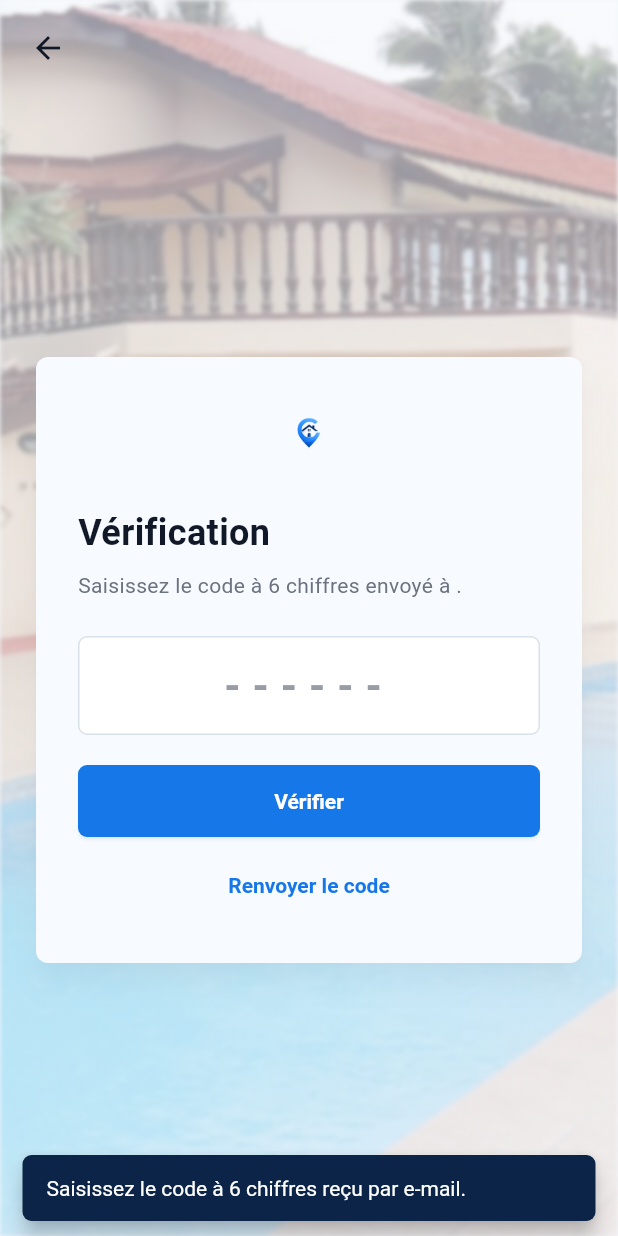
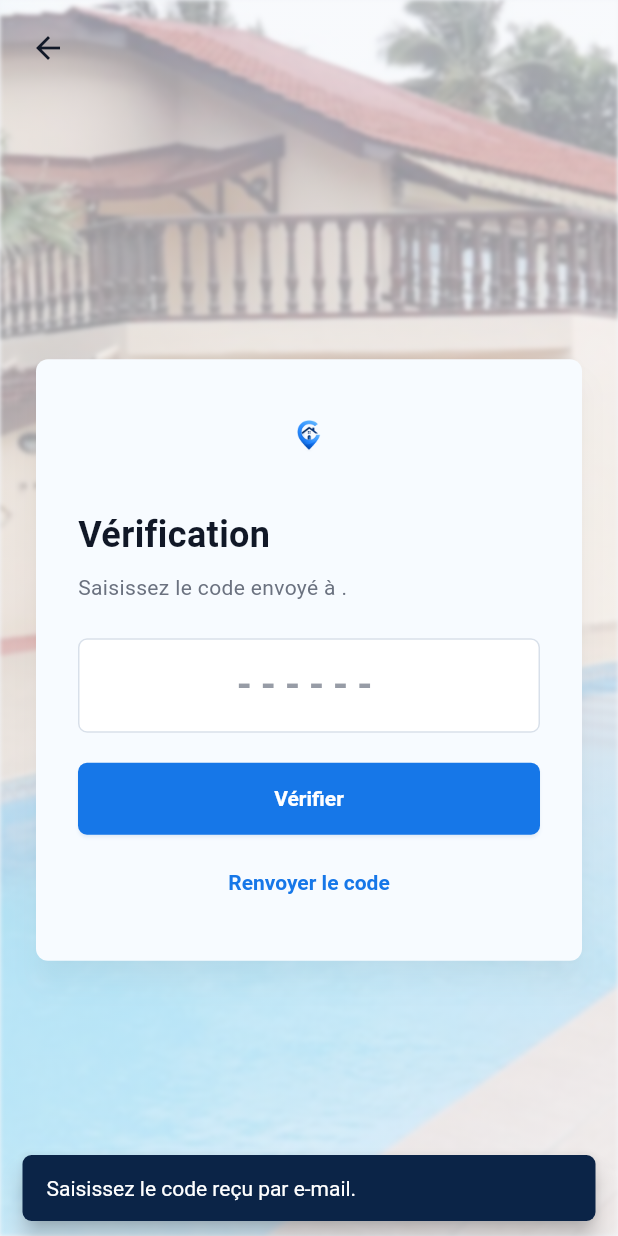
Before and after one commit to Adonyx01/G-Finder, a Flutter app: the VerifyCodeScreen screen opened by its route, after a tap on "Vérifier", on a phone screen of 412 x 824 dp. Run offline on Flutter 3.47's test engine with Material 3 defaults, Android fonts, the phone set to English and light mode, and no system bars; our stand-ins replace flutter_map, go_router, image_picker, latlong2, shared_preferences, supabase_flutter; accounts and stored records are empty.

Commit message:
fix(auth): accepter le code OTP complet (jusqu'à 8 chiffres)

```diff
--- a/lib/features/auth/verify_code_screen.dart
+++ b/lib/features/auth/verify_code_screen.dart
@@ -35,7 +35,7 @@ class _VerifyCodeScreenState extends State<VerifyCodeScreen> {
   Future<void> _verify() async {
     final code = _codeController.text.trim();
     if (code.length < 6) {
-      _showMessage('Saisissez le code à 6 chiffres reçu par e-mail.');
+      _showMessage('Saisissez le code reçu par e-mail.');
       return;
     }
     setState(() => _isLoading = true);
@@ -113,7 +113,7 @@ class _VerifyCodeScreenState extends State<VerifyCodeScreen> {
                   ),
                   const SizedBox(height: 8),
                   Text(
-                    'Saisissez le code à 6 chiffres envoyé à ${widget.email}.',
+                    'Saisissez le code envoyé à ${widget.email}.',
                     style: TextStyle(color: colors.textSecondary),
                   ),
                   const SizedBox(height: 24),
@@ -121,11 +121,11 @@ class _VerifyCodeScreenState extends State<VerifyCodeScreen> {
                     controller: _codeController,
                     keyboardType: TextInputType.number,
                     textAlign: TextAlign.center,
-                    maxLength: 6,
+                    maxLength: 10,
                     style: const TextStyle(
-                      fontSize: 28,
+                      fontSize: 26,
                       fontWeight: FontWeight.w700,
-                      letterSpacing: 8,
+                      letterSpacing: 6,
                     ),
                     inputFormatters: [FilteringTextInputFormatter.digitsOnly],
                     decoration: const InputDecoration(
```
